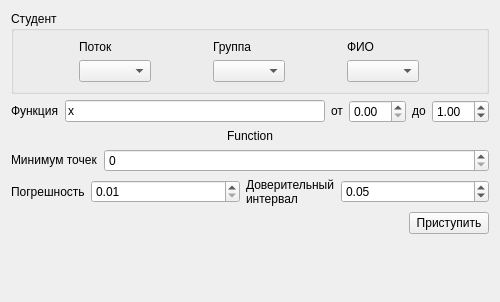
Above: client/gui/UI/TaskChoiceWidget.ui from alexe-mgn/MonteCarloTrainer before the change. Below: the same form after it.
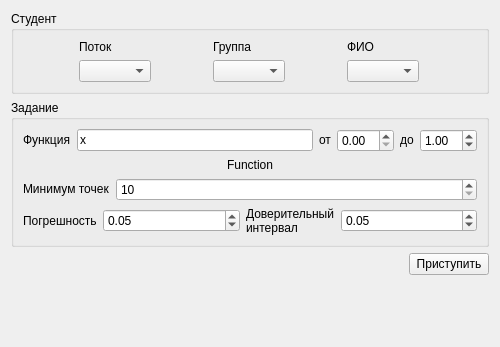
That is the form after the change.

What changed in the file:
```diff
--- a/client/gui/UI/TaskChoiceWidget.ui
+++ b/client/gui/UI/TaskChoiceWidget.ui
@@ -7,7 +7,7 @@
     <x>0</x>
     <y>0</y>
     <width>500</width>
-    <height>302</height>
+    <height>347</height>
    </rect>
   </property>
   <property name="windowTitle">
@@ -98,6 +98,12 @@
      </layout>
     </widget>
    </item>
+   <item>
+    <widget class="QGroupBox" name="widgetTask">
+     <property name="title">
+      <string>Задание</string>
+     </property>
+     <layout class="QVBoxLayout" name="verticalLayout_2">
    <item>
     <layout class="QHBoxLayout" name="layoutInputTask">
      <item>
@@ -205,10 +211,10 @@
      <item>
       <widget class="QSpinBox" name="inputPoints">
        <property name="minimum">
-        <number>0</number>
+           <number>10</number>
        </property>
        <property name="value">
-        <number>0</number>
+           <number>10</number>
        </property>
       </widget>
      </item>
@@ -240,6 +246,9 @@
        <property name="singleStep">
         <double>0.010000000000000</double>
        </property>
+          <property name="value">
+           <double>0.050000000000000</double>
+          </property>
       </widget>
      </item>
      <item>
@@ -273,6 +282,9 @@
       </widget>
      </item>
     </layout>
+      </item>
+     </layout>
+    </widget>
    </item>
    <item>
     <layout class="QHBoxLayout" name="layoutComplete">
```
Left out of the diff: 58 changed lines with no effect on the pictures. Lines whose indentation alone changed are shown as unchanged.
